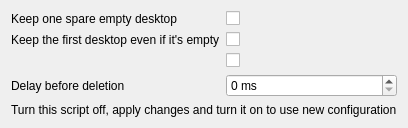
Before: the Qt Designer form contents/ui/config.ui in tortoise501/temporary-virtual-desktop-with-delay, drawn with Qt 5.
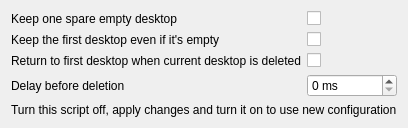
After: the same form once the commit is applied.

Commit message: fixed missing text and changelog

```diff
--- a/contents/ui/config.ui
+++ b/contents/ui/config.ui
@@ -49,6 +49,9 @@
 
    <item row="2" column="0">
     <widget class="QLabel" name="label_1">
+      <property name="text">
+        <string>Return to first desktop when current desktop is deleted</string>
+      </property>
     </widget>
    </item>
    <item row="2" column="1">
```
The commit also changes 2 other files.
